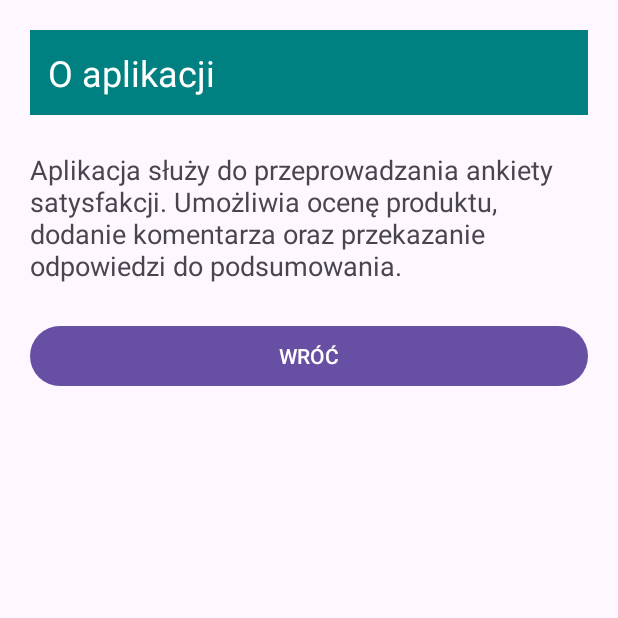
After one commit to prkz2137flakonik/23.11-toolbar, an Android app: the AboutActivity screen opened directly, with no data from a screen before it, on a phone screen of 412 x 824 dp, the top half of it. The commit adds this screen. Run offline under Robolectric (Android 15) with nearby library versions, the phone set to English and light mode, and no system bars.

Commit message:
feat: dodanie ekranu o aplikacji i dokumentacji stosu

```diff
--- /dev/null
+++ b/app/src/main/java/com/example/zapisy/AboutActivity.java
@@ -0,0 +1,35 @@
+package com.example.zapisy;
+
+import android.os.Bundle;
+import android.util.Log;
+import android.widget.Button;
+
+import androidx.appcompat.app.AppCompatActivity;
+
+public class AboutActivity extends AppCompatActivity {
+
+    private static final String TAG = "ActivityLifecycle";
+
+    @Override
+    protected void onCreate(Bundle savedInstanceState) {
+        super.onCreate(savedInstanceState);
+        Log.d(TAG, "AboutActivity - onCreate");
+
+        setContentView(R.layout.activity_about);
+
+        Button btnBack = findViewById(R.id.btnAboutBack);
+        btnBack.setOnClickListener(v -> finish());
+    }
+
+    @Override
+    protected void onStop() {
+        super.onStop();
+        Log.d(TAG, "AboutActivity - onStop");
+    }
+
+    @Override
+    protected void onDestroy() {
+        super.onDestroy();
+        Log.d(TAG, "AboutActivity - onDestroy");
+    }
+}
--- /dev/null
+++ b/app/src/main/res/layout/activity_about.xml
@@ -0,0 +1,34 @@
+
+
+<LinearLayout xmlns:android="http://schemas.android.com/apk/res/android"
+    xmlns:tools="http://schemas.android.com/tools"
+    android:layout_width="match_parent"
+    android:layout_height="match_parent"
+    android:orientation="vertical"
+    android:padding="20dp"
+    tools:context=".AboutActivity">
+
+    <TextView
+        android:layout_width="match_parent"
+        android:layout_height="wrap_content"
+        android:background="#008080"
+        android:padding="12dp"
+        android:text="@string/about_header"
+        android:textColor="#FFFFFF"
+        android:textSize="24sp" />
+
+    <TextView
+        android:layout_width="match_parent"
+        android:layout_height="wrap_content"
+        android:layout_marginTop="24dp"
+        android:text="@string/about_description"
+        android:textSize="18sp" />
+
+    <Button
+        android:id="@+id/btnAboutBack"
+        android:layout_width="match_parent"
+        android:layout_height="wrap_content"
+        android:layout_marginTop="24dp"
+        android:text="@string/about_back" />
+
+</LinearLayout>
--- a/app/src/main/res/layout/activity_summary.xml
+++ b/app/src/main/res/layout/activity_summary.xml
@@ -1,5 +1,5 @@
 
-<?xml version="1.0" encoding="utf-8"?>
+
 <ScrollView xmlns:android="http://schemas.android.com/apk/res/android"
     xmlns:tools="http://schemas.android.com/tools"
     android:layout_width="match_parent"
--- a/app/src/main/res/layout/activity_survey.xml
+++ b/app/src/main/res/layout/activity_survey.xml
@@ -107,6 +107,12 @@
             android:layout_marginTop="16dp"
             android:enabled="false"
             android:text="@string/btn_send_survey" />
+
+        <Button
+            android:id="@+id/btnAbout"
+            android:layout_width="match_parent"
+            android:layout_height="wrap_content"
+            android:text="@string/btn_about" />
         <Button
             android:id="@+id/btnClearSurvey"
             android:layout_width="match_parent"
--- a/app/src/main/res/values/strings.xml
+++ b/app/src/main/res/values/strings.xml
@@ -90,4 +90,9 @@
 
     <string name="survey_confirmed">Ankieta potwierdzona! Numer: %1$s</string>
     <string name="survey_cancelled">Zrezygnowano z potwierdzenia ankiety.</string>
+
+    <string name="about_header">O aplikacji</string>
+    <string name="about_description">Aplikacja służy do przeprowadzania ankiety satysfakcji. Umożliwia ocenę produktu, dodanie komentarza oraz przekazanie odpowiedzi do podsumowania.</string>
+    <string name="about_back">WRÓĆ</string>
+    <string name="btn_about">O APLIKACJI</string>
 </resources>
```
Also changed, not shown: app/src/main/AndroidManifest.xml (+8 -0 lines), app/src/main/java/com/example/zapisy/MainActivity.java (+22 -0 lines), app/src/main/java/com/example/zapisy/SummaryActivity.java (+15 -0 lines), 1 other file.
